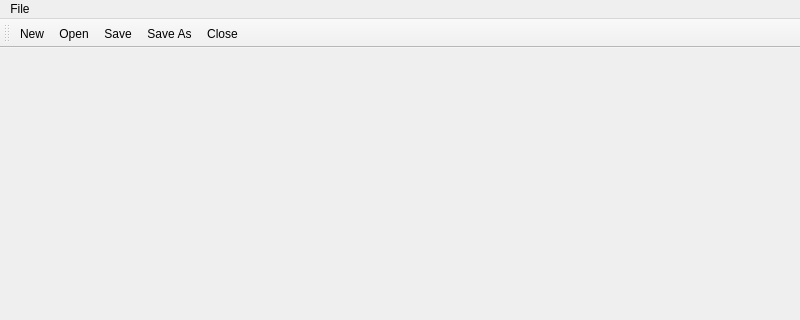
Old version of the form forms/notepad.ui in the repository victorbnl/notepad-sharp; both pictures show x 0 to 800 and y 0 to 320 of the 800 by 600 pixel window.
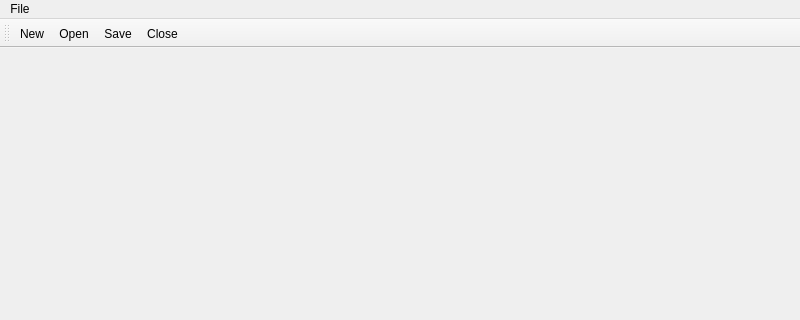
New version of the form. Custom widgets are drawn as their Qt base class.

Commit message: Remove Save As from toolbar

The edit to the form file:
```diff
--- a/forms/notepad.ui
+++ b/forms/notepad.ui
@@ -74,7 +74,6 @@
    <addaction name="actionNew"/>
    <addaction name="actionOpen"/>
    <addaction name="actionSave"/>
-   <addaction name="actionSaveAs"/>
    <addaction name="actionClose"/>
   </widget>
   <action name="actionNew">
```
Left out of the diff: 2 changed lines with no effect on the pictures.
